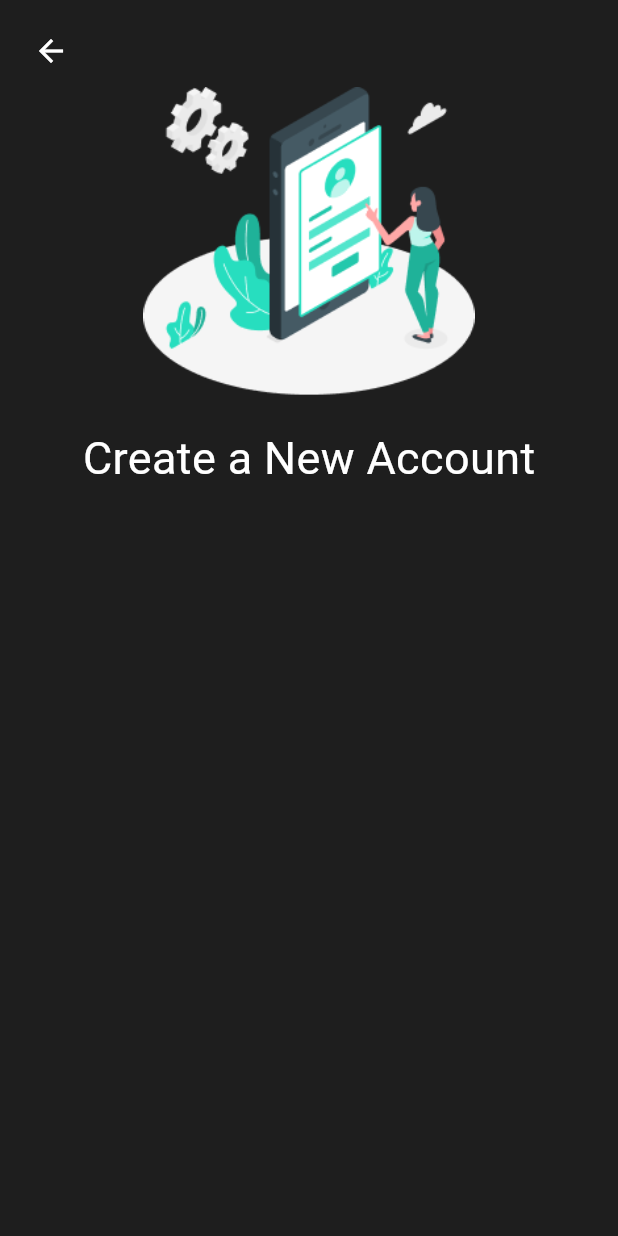
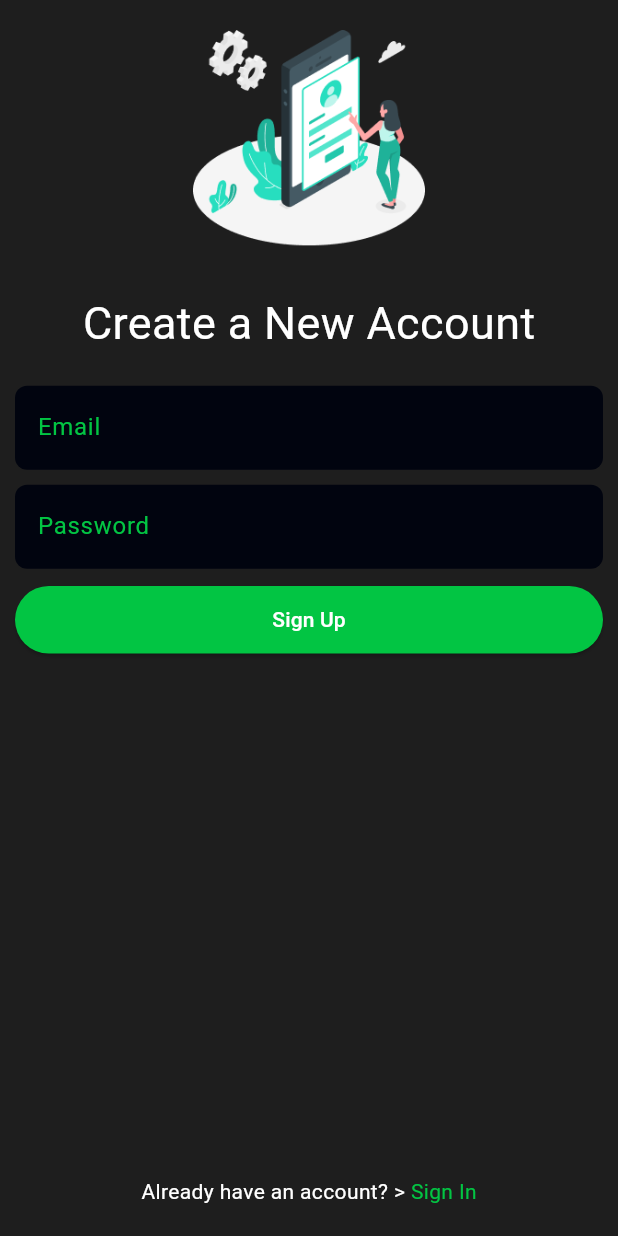
Before and after one commit to amal-tech-dev/foodies, a Flutter app: the SignupScreen screen opened directly, on a phone screen of 412 x 824 dp. Run offline on Flutter 3.47's test engine with Material 3 defaults, Android fonts, the phone set to English and light mode, and no system bars; our stand-ins replace carousel_slider, font_awesome_flutter.

Commit message:
added forget_password_screen

```diff
--- a/lib/main.dart
+++ b/lib/main.dart
@@ -1,6 +1,6 @@
 import 'package:flutter/material.dart';
 import 'package:foodies/controller/email_login_controller.dart';
-import 'package:foodies/view/signup_screen/signup_screen.dart';
+import 'package:foodies/view/forget_password_screen/forget_password_screen.dart';
 import 'package:provider/provider.dart';
 
 void main() {
@@ -18,7 +18,7 @@ class Foodies extends StatelessWidget {
       ],
       child: MaterialApp(
         debugShowCheckedModeBanner: false,
-        home: SignupScreen(),
+        home: ForgetPasswordScreen(),
       ),
     );
   }
--- a/lib/utils/dimen_constant.dart
+++ b/lib/utils/dimen_constant.dart
@@ -6,6 +6,7 @@ class DimenConstant {
   static const double extraLargeText = 60.0;
   static const double largeText = 40.0;
   static const double mediumText = 30.0;
+  static const double smallText = 15.0;
   static const double titleText = 25.0;
   static const double subtitleText = 20.0;
   static const Widget separator = SizedBox(
--- a/lib/view/overview_screen/overview_screen.dart
+++ b/lib/view/overview_screen/overview_screen.dart
@@ -76,7 +76,7 @@ class _OverviewScreenState extends State<OverviewScreen> {
             ),
             Padding(
               padding: const EdgeInsets.symmetric(
-                vertical: 60.0,
+                vertical: 50.0,
                 horizontal: 20.0,
               ),
               child: ElevatedButton(
@@ -84,7 +84,7 @@ class _OverviewScreenState extends State<OverviewScreen> {
                   fixedSize: MaterialStatePropertyAll(
                     Size(
                       MediaQuery.of(context).size.width,
-                      45,
+                      50,
                     ),
                   ),
                   backgroundColor: MaterialStatePropertyAll(
--- a/lib/view/signup_screen/signup_screen.dart
+++ b/lib/view/signup_screen/signup_screen.dart
@@ -2,6 +2,8 @@ import 'package:flutter/material.dart';
 import 'package:foodies/utils/color_constant.dart';
 import 'package:foodies/utils/dimen_constant.dart';
 import 'package:foodies/utils/image_constant.dart';
+import 'package:foodies/view/login_screen/login_screen.dart';
+import 'package:foodies/view/signup_screen/signup_widgets/signup_options.dart';
 
 class SignupScreen extends StatelessWidget {
   SignupScreen({super.key});
@@ -18,21 +20,16 @@ class SignupScreen extends StatelessWidget {
           ),
           child: Column(
             children: [
-              Row(
-                children: [
-                  BackButton(
-                    color: ColorConstant.secondaryColor,
-                  ),
-                ],
-              ),
               Padding(
-                padding: const EdgeInsets.symmetric(
-                  horizontal: DimenConstant.edgePadding,
+                padding: const EdgeInsets.all(
+                  DimenConstant.edgePadding,
                 ),
-                child: Center(
-                  child: Image.asset(
-                    ImageConstant.signupThumbnail,
-                    height: MediaQuery.of(context).size.height * 0.25,
+                child: Expanded(
+                  child: Center(
+                    child: Image.asset(
+                      ImageConstant.signupThumbnail,
+                      height: MediaQuery.of(context).size.height * 0.175,
+                    ),
                   ),
                 ),
               ),
@@ -48,6 +45,36 @@ class SignupScreen extends StatelessWidget {
                   ),
                 ),
               ),
+              Expanded(
+                child: SignupOptions(),
+              ),
+              Row(
+                mainAxisAlignment: MainAxisAlignment.center,
+                children: [
+                  Text(
+                    'Already have an account? > ',
+                    style: TextStyle(
+                      color: ColorConstant.secondaryColor,
+                    ),
+                  ),
+                  InkWell(
+                    onTap: () => Navigator.pushAndRemoveUntil(
+                      context,
+                      MaterialPageRoute(
+                        builder: (context) => LoginScreen(),
+                      ),
+                      (route) => false,
+                    ),
+                    child: Text(
+                      'Sign In',
+                      style: TextStyle(
+                        color: ColorConstant.primaryColor,
+                      ),
+                    ),
+                  ),
+                ],
+              ),
+              DimenConstant.separator,
             ],
           ),
         ),
--- /dev/null
+++ b/lib/view/signup_screen/signup_widgets/signup_options.dart
@@ -0,0 +1,104 @@
+import 'package:flutter/material.dart';
+import 'package:foodies/utils/color_constant.dart';
+import 'package:foodies/utils/dimen_constant.dart';
+import 'package:foodies/view/login_screen/login_screen.dart';
+
+class SignupOptions extends StatelessWidget {
+  SignupOptions({super.key});
+
+  @override
+  Widget build(BuildContext context) {
+    TextEditingController emailController = TextEditingController();
+    TextEditingController passwordController = TextEditingController();
+
+    return Column(
+      crossAxisAlignment: CrossAxisAlignment.end,
+      children: [
+        Container(
+          padding: EdgeInsets.symmetric(
+            horizontal: DimenConstant.edgePadding * 1.5,
+          ),
+          decoration: BoxDecoration(
+            color: ColorConstant.tertiaryColor,
+            borderRadius: BorderRadius.circular(
+              DimenConstant.borderRadius,
+            ),
+          ),
+          child: TextField(
+            controller: emailController,
+            decoration: InputDecoration(
+              label: Text(
+                'Email',
+                style: TextStyle(
+                  color: ColorConstant.primaryColor,
+                ),
+              ),
+              border: InputBorder.none,
+            ),
+            style: TextStyle(
+              color: ColorConstant.secondaryColor,
+            ),
+            cursorColor: ColorConstant.primaryColor,
+          ),
+        ),
+        DimenConstant.separator,
+        Container(
+          padding: EdgeInsets.symmetric(
+            horizontal: DimenConstant.edgePadding * 1.5,
+          ),
+          decoration: BoxDecoration(
+            color: ColorConstant.tertiaryColor,
+            borderRadius: BorderRadius.circular(
+              DimenConstant.borderRadius,
+            ),
+          ),
+          child: TextField(
+            controller: passwordController,
+            decoration: InputDecoration(
+              label: Text(
+                'Password',
+                style: TextStyle(
+                  color: ColorConstant.primaryColor,
+                ),
+              ),
+              border: InputBorder.none,
+            ),
+            style: TextStyle(
+              color: ColorConstant.secondaryColor,
+            ),
+            cursorColor: ColorConstant.primaryColor,
+          ),
+        ),
+        DimenConstant.separator,
+        ElevatedButton(
+          style: ButtonStyle(
+            fixedSize: MaterialStatePropertyAll(
+              Size(
+                MediaQuery.of(context).size.width,
+                45,
+              ),
+            ),
+            backgroundColor: MaterialStatePropertyAll(
+              ColorConstant.primaryColor,
+            ),
+          ),
+          onPressed: () {
+            Navigator.pushAndRemoveUntil(
+              context,
+              MaterialPageRoute(
+                builder: (context) => LoginScreen(),
+              ),
+              (route) => false,
+            );
+          },
+          child: Text(
+            'Sign Up',
+            style: TextStyle(
+              color: ColorConstant.secondaryColor,
+            ),
+          ),
+        ),
+      ],
+    );
+  }
+}
```
Also changed, not shown: lib/view/forget_password_screen/forget_password_screen.dart (+55 -1 lines), lib/view/forget_password_screen/forget_password_widgets/forget_password_options.dart (added, +66 -0 lines), lib/view/login_screen/login_widgets/login_options.dart (+22 -10 lines).
